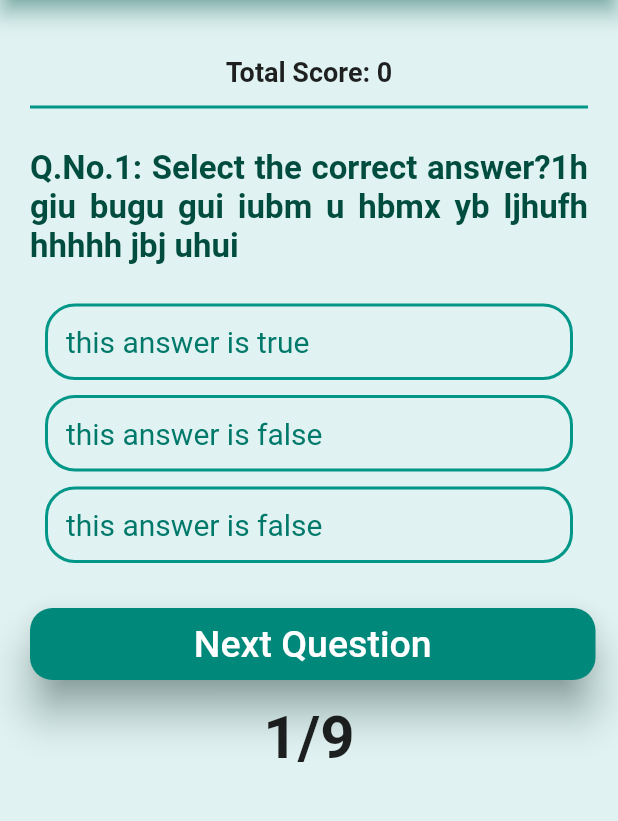
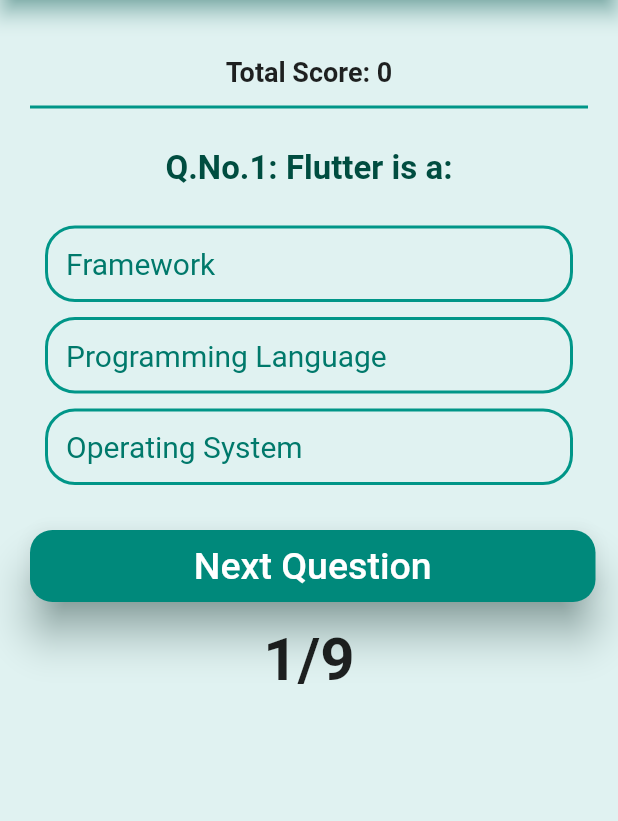
Before and after one commit to AmarjeetSrivastava/QuizApp, a Flutter app: the screen it shows after launch, on a phone screen of 412 x 824 dp, the part 88-909 px from its top. Run offline on Flutter 3.47's test engine with Material 2 defaults, Android fonts, the phone set to English and light mode, and no system bars.

Commit message:
Update home.dart

```diff
--- a/lib/home.dart
+++ b/lib/home.dart
@@ -18,14 +18,14 @@ class _HomeState extends State<Home> {
 
   void _questionAnswered(bool answerScore) {
     setState(() {
-      // answer was selected
+
       answerSelected = true;
-      // check if answer was correct
+
       if (answerScore) {
         _totalScore++;
         correctAnswer = true;
       }
-      // adding to the score tracker on top
+
       _trackScore.add(
         answerScore
             ? const Icon(
@@ -37,7 +37,7 @@ class _HomeState extends State<Home> {
                 color: Colors.red,
               ),
       );
-      //when the quiz ends
+
       if (_questionNo + 1 == _questions.length) {
         endQuiz = true;
       }
@@ -54,7 +54,7 @@ class _HomeState extends State<Home> {
       answerSelected = false;
       correctAnswer = false;
     });
-    // what happens at the end of the quiz
+
     if (_questionNo >= _questions.length) {
       _resetQuiz();
     }
@@ -114,20 +114,7 @@ class _HomeState extends State<Home> {
                 thickness: 2,
               ),
             ),
-            /*Container(
-                width: double.infinity,
-                margin: const EdgeInsets.only(
-                    bottom: 10.0, left: 30.0, right: 30.0),
-                padding: const EdgeInsets.symmetric(
-                    horizontal: 50.0, vertical: 20.0),
-                decoration: BoxDecoration(
-                  color: Colors.purpleAccent,
-                  borderRadius: BorderRadius.circular(10.0),
-                ),
-                child: Center(
-                child:
-              ),
-              ),*/
+
             SizedBox(
               height: 20,
             ),
@@ -156,11 +143,11 @@ class _HomeState extends State<Home> {
                         : Colors.red.shade200
                     : null,
                 tapAnswer: () {
-                  // if answer was already selected then nothing happens onTap
+
                   if (answerSelected) {
                     return;
                   }
-                  //answer is being selected
+
                   _questionAnswered(answer['score'] as bool);
                 },
               ),
@@ -224,7 +211,7 @@ class _HomeState extends State<Home> {
             const SizedBox(
               height: 50,
             ),
-            // if (answerSelected && !endQuiz)
+
 
             if (endQuiz)
               Container(
@@ -254,75 +241,75 @@ class _HomeState extends State<Home> {
 final _questions = [
   {
     'question':
-        'Select the correct answer?1h giu bugu gui iubm u hbmx yb ljhufh hhhhh jbj uhui ',
+        'Flutter is a:',
     'answers': [
-      {'answerText': 'this answer is true', 'score': true},
-      {'answerText': 'this answer is false', 'score': false},
-      {'answerText': 'this answer is false', 'score': false},
+      {'answerText': 'Framework', 'score': true},
+      {'answerText': 'Programming Language', 'score': false},
+      {'answerText': 'Operating System', 'score': false},
     ],
   },
   {
-    'question': 'Select the correct answer?2',
+    'question': 'A __________ is a sequence of asynchronus events',
     'answers': [
-      {'answerText': 'this answer is false', 'score': false},
-      {'answerText': 'this answer is false', 'score': false},
-      {'answerText': 'this answer is true', 'score': true},
+      {'answerText': 'Chennai', 'score': false},
+      {'answerText': 'Mumbai', 'score': false},
+      {'answerText': 'Stream', 'score': true},
     ],
   },
   {
-    'question': 'Select the correct answer?3',
+    'question': 'Flutter is a Framework of:',
     'answers': [
-      {'answerText': 'this answer is false', 'score': false},
-      {'answerText': 'this answer is false', 'score': false},
-      {'answerText': 'this answer is true', 'score': true},
+      {'answerText': 'Current', 'score': false},
+      {'answerText': 'Flow', 'score': false},
+      {'answerText': 'Dart', 'score': true},
     ],
   },
   {
-    'question': 'Select the correct answer?4',
+    'question': 'Dart and Flutter are products of:',
     'answers': [
-      {'answerText': 'this answer is false', 'score': false},
-      {'answerText': 'this answer is true', 'score': true},
-      {'answerText': 'this answer is false', 'score': false},
+      {'answerText': 'Apple', 'score': false},
+      {'answerText': 'Google', 'score': true},
+      {'answerText': 'BMW', 'score': false},
     ],
   },
   {
-    'question': 'Select the correct answer?5',
+    'question': 'Which one is a deprecated element in flutter',
     'answers': [
-      {'answerText': 'this answer is true', 'score': true},
-      {'answerText': 'this answer is false', 'score': false},
-      {'answerText': 'this answer is false', 'score': false},
+      {'answerText': 'RaisedButton', 'score': true},
+      {'answerText': 'SingleChildScrollView', 'score': false},
+      {'answerText': 'Container', 'score': false},
     ],
   },
   {
-    'question': 'Select the correct answer?6',
+    'question': 'When was Flutter Created',
     'answers': [
-      {'answerText': 'this answer is true', 'score': true},
-      {'answerText': 'this answer is false', 'score': false},
-      {'answerText': 'this answer is false', 'score': false},
+      {'answerText': 'May, 2017', 'score': true},
+      {'answerText': 'January, 2016', 'score': false},
+      {'answerText': 'April, 2018', 'score': false},
     ],
   },
   {
-    'question': 'Select the correct answer?7',
+    'question': 'Official Website of Flutter is:',
     'answers': [
-      {'answerText': 'this answer is true', 'score': true},
-      {'answerText': 'this answer is false', 'score': false},
-      {'answerText': 'this answer is false', 'score': false},
+
+      {'answerText': 'flutter.com', 'score': false}, {'answerText': 'flutter.dev', 'score': true},
+      {'answerText': 'flutter.net', 'score': false},
     ],
   },
   {
-    'question': 'Select the correct answer?8',
+    'question': 'Command to build apk in flutter',
     'answers': [
-      {'answerText': 'this answer is false', 'score': false},
-      {'answerText': 'this answer is false', 'score': false},
-      {'answerText': 'this answer is true', 'score': true},
+      {'answerText': 'flutter apk build', 'score': false},
+      {'answerText': 'flutter create apk', 'score': false},
+      {'answerText': 'flutter build apk', 'score': true},
     ],
   },
   {
-    'question': 'Select the correct answer?9',
+    'question': 'Command to delete build in Flutter:',
     'answers': [
-      {'answerText': 'this answer is false', 'score': false},
-      {'answerText': 'this answer is false', 'score': false},
-      {'answerText': 'this answer is true', 'score': true},
+      {'answerText': 'flutter clean build', 'score': false},
+      {'answerText': 'flutter delete build', 'score': false},
+      {'answerText': 'flutter clean', 'score': true},
     ],
   },
 ];
```
